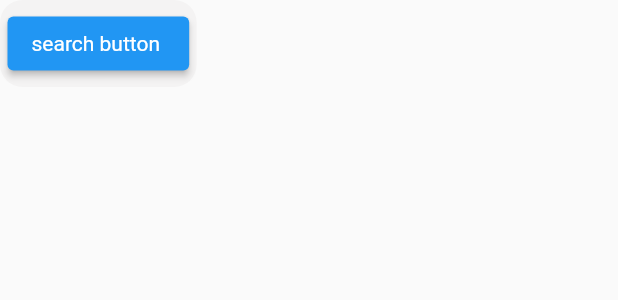
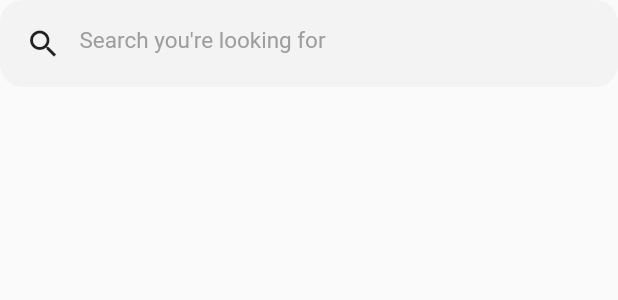
Before and after one commit to withewolf-dev/freelance-nahor, a Flutter app: the SearchButton widget shown alone on an empty page, opened directly, on a phone screen of 412 x 824 dp. Shown: the top 300 px of the screen. Run offline on Flutter 3.47's test engine with Material 2 defaults, Android fonts, the phone set to English and light mode, and no system bars; our stand-ins replace auto_route, bloc, carousel_slider, cloud_firestore, firebase_auth, firebase_core and 5 more; accounts and stored records are empty.

Commit message:
feedpage textfield only clickable

```diff
--- a/lib/pages/feedpage.dart
+++ b/lib/pages/feedpage.dart
@@ -1,7 +1,5 @@
 import 'package:flutter/foundation.dart';
 import 'package:flutter/material.dart';
-import 'package:flutter_bloc/flutter_bloc.dart';
-import 'package:kilo/bloc/category_bloc/catgeorybloc_bloc.dart';
 import 'package:kilo/router/app_router.gr.dart';
 import 'package:auto_route/auto_route.dart';
 import 'package:kilo/widgets/feedpage/category.dart' as catg;
@@ -98,29 +96,26 @@ class _SearchButtonState extends State<SearchButton> {
   @override
   Widget build(BuildContext context) {
     return Container(
-      padding: EdgeInsets.all(5),
-      decoration: BoxDecoration(
-          color: Color.fromRGBO(244, 243, 243, 1),
-          borderRadius: BorderRadius.circular(15)),
-      // child: TextField(
-      //   onTap: () {
-      //     context.pushRoute(SearchScreen());
-      //   },
-      //   decoration: InputDecoration(
-      //       border: InputBorder.none,
-      //       prefixIcon: Icon(
-      //         Icons.search,
-      //         color: Colors.black87,
-      //       ),
-      //       hintText: "Search you're looking for",
-      //       hintStyle: TextStyle(color: Colors.grey, fontSize: 15)),
-      // ),
-      child: ElevatedButton(
-          onPressed: () {
+        padding: EdgeInsets.all(5),
+        decoration: BoxDecoration(
+            color: Color.fromRGBO(244, 243, 243, 1),
+            borderRadius: BorderRadius.circular(15)),
+        child: InkWell(
+          onTap: () {
             context.pushRoute(SearchScreen());
           },
-          child: Text("search button ")),
-    );
+          child: TextField(
+            enabled: false,
+            decoration: InputDecoration(
+                border: InputBorder.none,
+                prefixIcon: Icon(
+                  Icons.search,
+                  color: Colors.black87,
+                ),
+                hintText: "Search you're looking for",
+                hintStyle: TextStyle(color: Colors.grey, fontSize: 15)),
+          ),
+        ));
   }
 }
 
```
